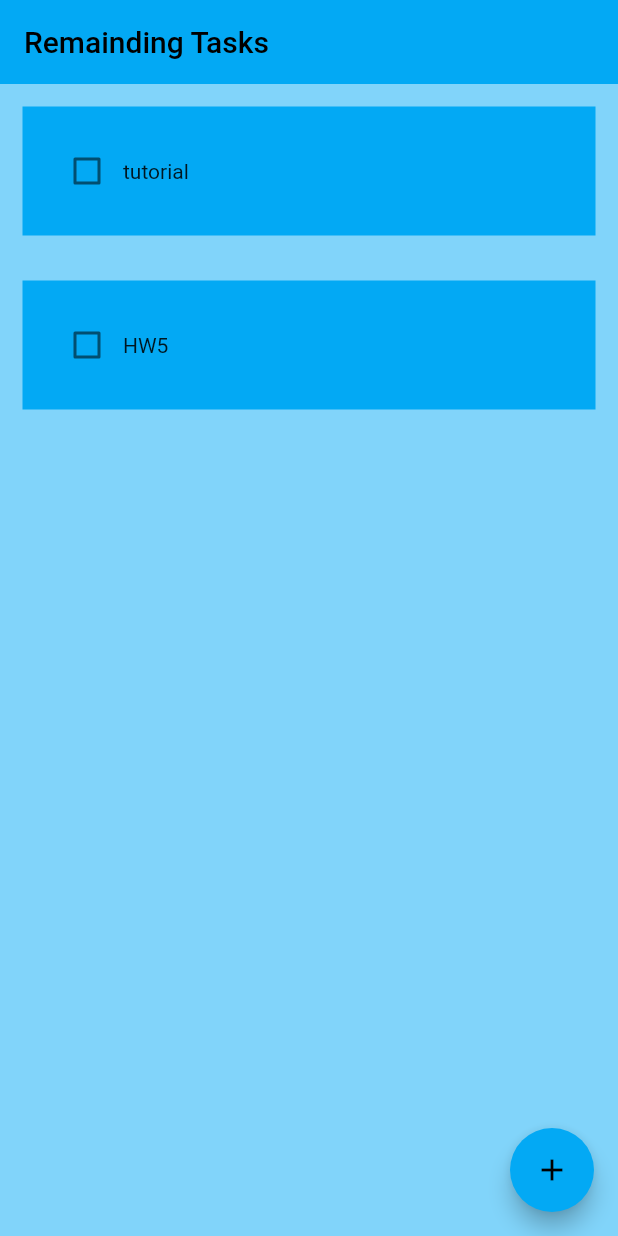
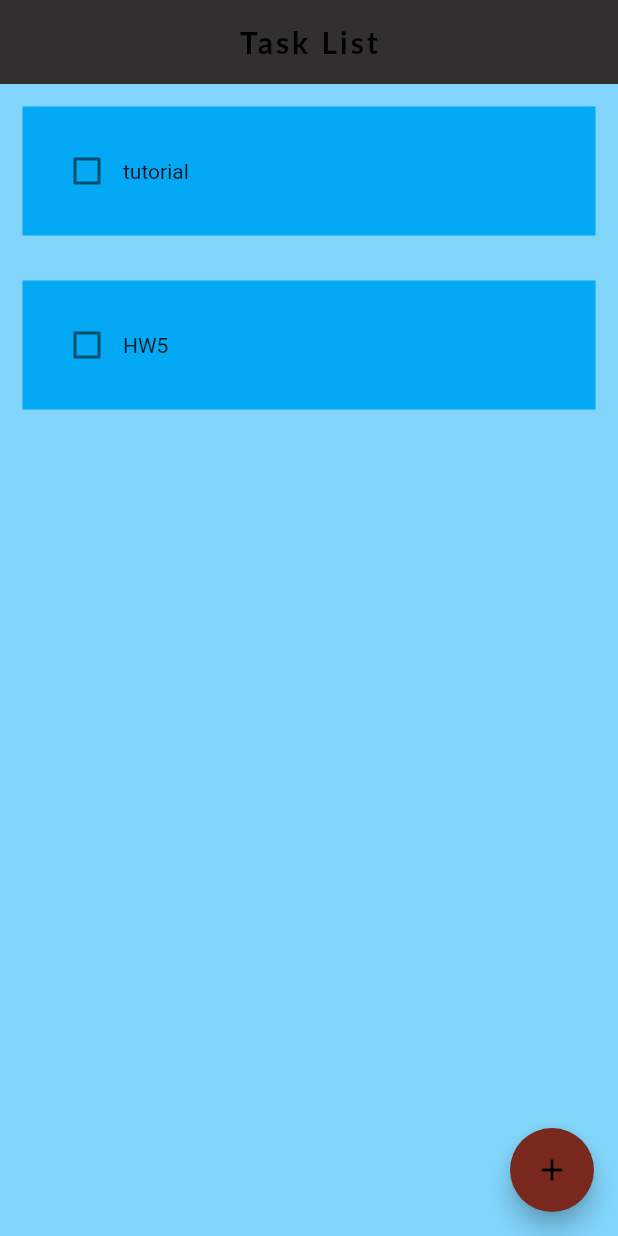
Before and after one commit to ChristianParraMoreno/taskManager, a Flutter app: the screen it shows after launch, on a phone screen of 412 x 824 dp. Run offline on Flutter 3.47's test engine with Material 2 defaults, Android fonts, the phone set to English and light mode, and no system bars; Roboto replaces fonts that are missing (Lato).

Commit message:
Update homeScreen.dart
front-end design changes

```diff
--- a/lib/homeScreen.dart
+++ b/lib/homeScreen.dart
@@ -49,8 +49,18 @@ class HomeScreen extends State<HomePage> {
     return Scaffold(
       backgroundColor: Colors.lightBlue[200],
       appBar: AppBar(
-        title: const Text('Remainding Tasks'),
+        title: const Text(
+          'Task List',
+          style: TextStyle(
+            fontSize: 20.0,
+            fontWeight: FontWeight.bold,
+            letterSpacing: 2.0,
+            fontFamily: 'Lato',
+          ),
+        ),
         elevation: 0,
+        centerTitle: true,
+        backgroundColor: const Color(0xFF312f30),
       ),
       body: ListView.builder(
         itemCount: taskList.length,
@@ -63,7 +73,10 @@ class HomeScreen extends State<HomePage> {
         },
       ),
       floatingActionButton:
-          FloatingActionButton(onPressed: createTask, child: Icon(Icons.add)),
+          FloatingActionButton(
+              onPressed: createTask,
+              backgroundColor: const Color(0xFF78281D),
+              child: Icon(Icons.add)),
     );
   }
 }
```
